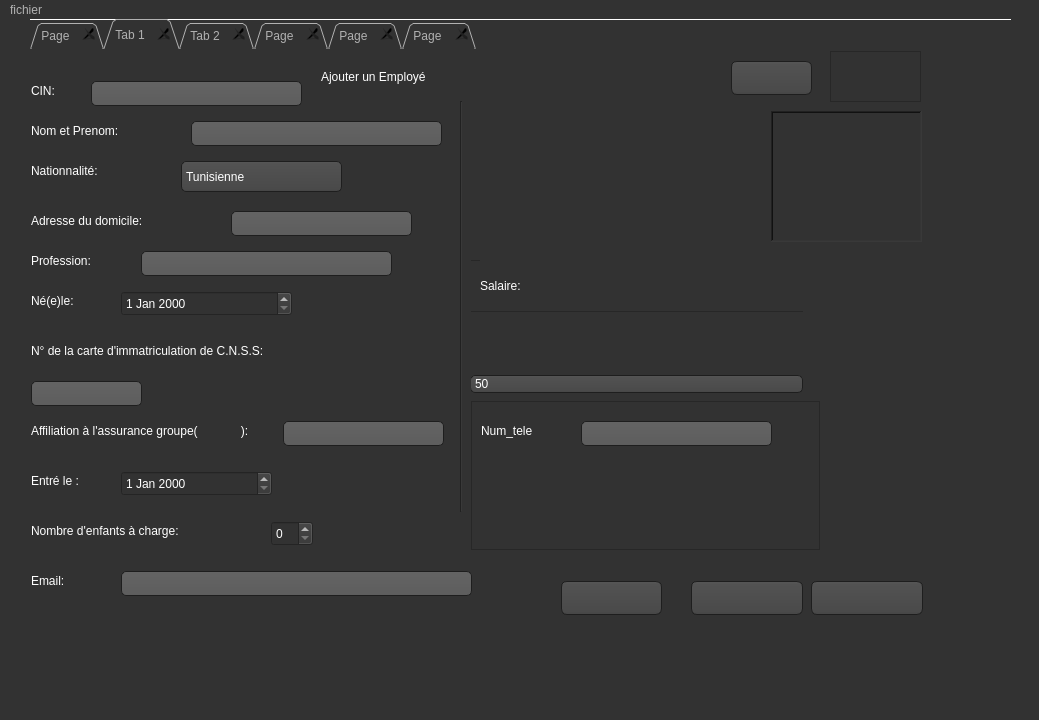
saadallahchaima/visse-visse_2A9, file mainwindow.ui: the form before one commit.
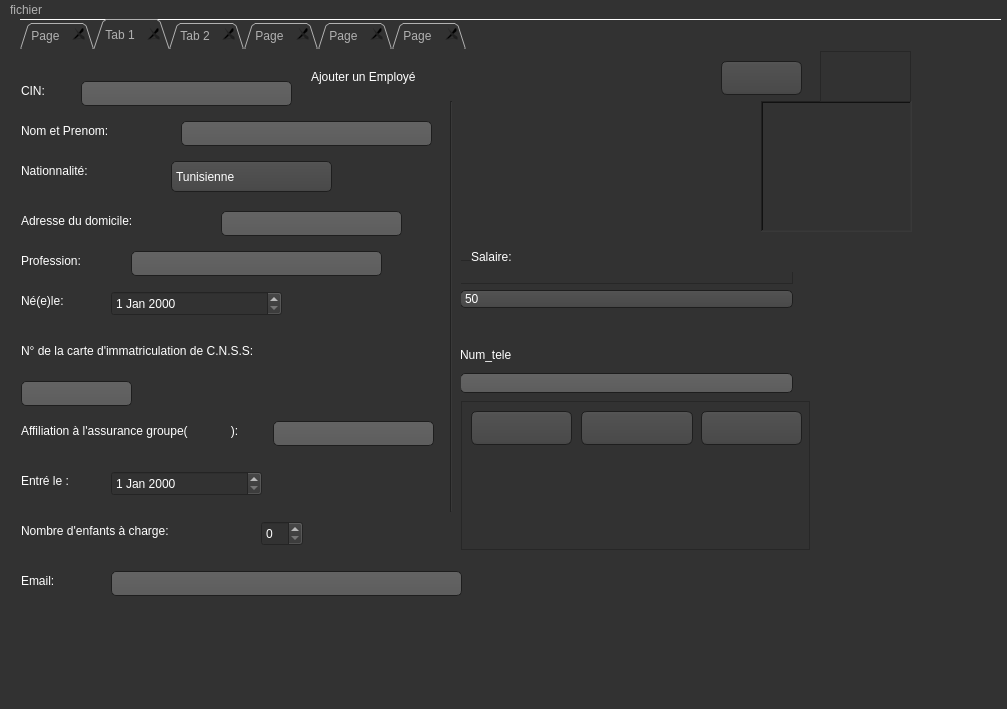
The form after the commit. The open tabs and pages were chosen to show the change. Icons and pictures are not drawn.

```diff
--- a/mainwindow.ui
+++ b/mainwindow.ui
@@ -6,8 +6,8 @@
    <rect>
     <x>0</x>
     <y>0</y>
-    <width>1039</width>
-    <height>720</height>
+    <width>1007</width>
+    <height>709</height>
    </rect>
   </property>
   <property name="windowTitle">
@@ -479,7 +479,7 @@
    <widget class="QTabWidget" name="tabWidget">
     <property name="geometry">
      <rect>
-      <x>30</x>
+      <x>20</x>
       <y>0</y>
       <width>981</width>
       <height>661</height>
@@ -933,33 +933,6 @@
          <property name="frameShadow">
           <enum>QFrame::Raised</enum>
          </property>
-         <widget class="QLabel" name="salaire">
-          <property name="geometry">
-           <rect>
-            <x>10</x>
-            <y>0</y>
-            <width>333</width>
-            <height>51</height>
-           </rect>
-          </property>
-          <property name="styleSheet">
-           <string notr="true">font: 75 10pt &quot;MS Shell Dlg 2&quot;;
-font: 9pt &quot;MS Shell Dlg 2&quot;;</string>
-          </property>
-          <property name="text">
-           <string>Salaire:</string>
-          </property>
-          <property name="margin">
-           <number>50</number>
-          </property>
-         </widget>
-        </widget>
-       </item>
-       <item>
-        <widget class="QLabel" name="label_15">
-         <property name="text">
-          <string/>
-         </property>
         </widget>
        </item>
        <item>
@@ -996,6 +969,26 @@
          </item>
         </widget>
        </item>
+       <item>
+        <widget class="QLabel" name="label_15">
+         <property name="text">
+          <string/>
+         </property>
+        </widget>
+       </item>
+       <item>
+        <widget class="QLabel" name="label_8">
+         <property name="styleSheet">
+          <string notr="true">font: 7pt &quot;MS Shell Dlg 2&quot;;</string>
+         </property>
+         <property name="text">
+          <string>Num_tele</string>
+         </property>
+        </widget>
+       </item>
+       <item>
+        <widget class="QLineEdit" name="lineEdit_num_tele"/>
+       </item>
       </layout>
      </widget>
      <widget class="QFrame" name="frame">
@@ -1016,30 +1009,73 @@
       <property name="midLineWidth">
        <number>0</number>
       </property>
-      <widget class="QLabel" name="label_8">
+      <widget class="QPushButton" name="pushButton_2">
        <property name="geometry">
         <rect>
          <x>10</x>
-         <y>20</y>
-         <width>69</width>
-         <height>20</height>
+         <y>10</y>
+         <width>101</width>
+         <height>34</height>
         </rect>
        </property>
        <property name="styleSheet">
-        <string notr="true">font: 7pt &quot;MS Shell Dlg 2&quot;;</string>
+        <string notr="true">image: url(:/img/modifier.png);</string>
        </property>
        <property name="text">
-        <string>Num_tele</string>
+        <string/>
        </property>
       </widget>
-      <widget class="QLineEdit" name="lineEdit_num_tele">
+      <widget class="QPushButton" name="pushButton_valider">
        <property name="geometry">
         <rect>
-         <x>110</x>
-         <y>20</y>
-         <width>191</width>
-         <height>25</height>
+         <x>120</x>
+         <y>10</y>
+         <width>112</width>
+         <height>34</height>
         </rect>
+       </property>
+       <property name="styleSheet">
+        <string notr="true">image: url(:/img/valider.png);</string>
+       </property>
+       <property name="text">
+        <string/>
+       </property>
+       <property name="checkable">
+        <bool>false</bool>
+       </property>
+       <property name="checked">
+        <bool>false</bool>
+       </property>
+       <property name="autoRepeat">
+        <bool>false</bool>
+       </property>
+       <property name="autoExclusive">
+        <bool>false</bool>
+       </property>
+       <property name="autoDefault">
+        <bool>false</bool>
+       </property>
+       <property name="default">
+        <bool>false</bool>
+       </property>
+       <property name="flat">
+        <bool>false</bool>
+       </property>
+      </widget>
+      <widget class="QPushButton" name="pushButton_quitter">
+       <property name="geometry">
+        <rect>
+         <x>240</x>
+         <y>10</y>
+         <width>101</width>
+         <height>34</height>
+        </rect>
+       </property>
+       <property name="styleSheet">
+        <string notr="true">image: url(:/img/croi.png);</string>
+       </property>
+       <property name="text">
+        <string/>
        </property>
       </widget>
      </widget>
@@ -1160,7 +1196,7 @@
       <property name="geometry">
        <rect>
         <x>740</x>
-        <y>60</y>
+        <y>50</y>
         <width>151</width>
         <height>131</height>
        </rect>
@@ -1203,59 +1239,6 @@
        <number>50</number>
       </property>
      </widget>
-     <widget class="QPushButton" name="pushButton_quitter">
-      <property name="geometry">
-       <rect>
-        <x>780</x>
-        <y>530</y>
-        <width>112</width>
-        <height>34</height>
-       </rect>
-      </property>
-      <property name="styleSheet">
-       <string notr="true">image: url(:/img/croi.png);</string>
-      </property>
-      <property name="text">
-       <string/>
-      </property>
-     </widget>
-     <widget class="QPushButton" name="pushButton_valider">
-      <property name="geometry">
-       <rect>
-        <x>660</x>
-        <y>530</y>
-        <width>112</width>
-        <height>34</height>
-       </rect>
-      </property>
-      <property name="styleSheet">
-       <string notr="true">image: url(:/img/valider.png);</string>
-      </property>
-      <property name="text">
-       <string/>
-      </property>
-      <property name="checkable">
-       <bool>false</bool>
-      </property>
-      <property name="checked">
-       <bool>false</bool>
-      </property>
-      <property name="autoRepeat">
-       <bool>false</bool>
-      </property>
-      <property name="autoExclusive">
-       <bool>false</bool>
-      </property>
-      <property name="autoDefault">
-       <bool>false</bool>
-      </property>
-      <property name="default">
-       <bool>false</bool>
-      </property>
-      <property name="flat">
-       <bool>false</bool>
-      </property>
-     </widget>
      <widget class="QLabel" name="label_email">
       <property name="geometry">
        <rect>
@@ -1312,22 +1295,6 @@
        </rect>
       </property>
      </widget>
-     <widget class="QPushButton" name="pushButton_2">
-      <property name="geometry">
-       <rect>
-        <x>530</x>
-        <y>530</y>
-        <width>101</width>
-        <height>34</height>
-       </rect>
-      </property>
-      <property name="styleSheet">
-       <string notr="true">image: url(:/img/modifier.png);</string>
-      </property>
-      <property name="text">
-       <string/>
-      </property>
-     </widget>
      <widget class="QPushButton" name="pushButton_6">
       <property name="geometry">
        <rect>
@@ -1344,6 +1311,26 @@
        <string/>
       </property>
      </widget>
+     <widget class="QLabel" name="salaire">
+      <property name="geometry">
+       <rect>
+        <x>450</x>
+        <y>190</y>
+        <width>333</width>
+        <height>31</height>
+       </rect>
+      </property>
+      <property name="styleSheet">
+       <string notr="true">font: 75 10pt &quot;MS Shell Dlg 2&quot;;
+font: 9pt &quot;MS Shell Dlg 2&quot;;</string>
+      </property>
+      <property name="text">
+       <string>Salaire:</string>
+      </property>
+      <property name="margin">
+       <number>50</number>
+      </property>
+     </widget>
     </widget>
     <widget class="QWidget" name="affichage">
      <attribute name="title">
@@ -2412,7 +2399,7 @@
     <rect>
      <x>0</x>
      <y>0</y>
-     <width>1039</width>
+     <width>1007</width>
      <height>30</height>
     </rect>
    </property>
```
Left out of the diff: 64 changed lines with no effect on the pictures.
